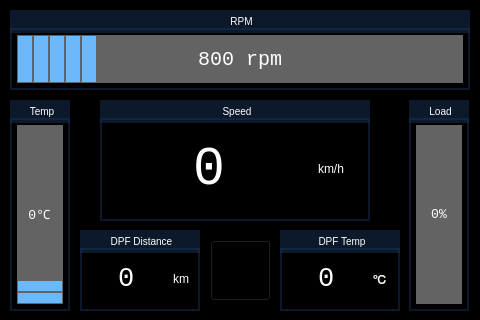
This is resources/pi-hud.ui in cwal1220/pi-hud as Qt 5 draws it before an edit. The edited form follows.
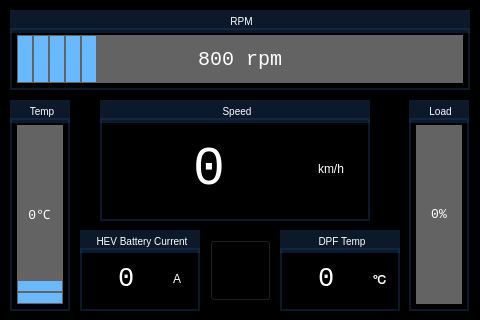
This is the edited form. Icons and pictures are not drawn.

Commit message: [ref] Porting for K7 YG HEV

The edit to the form file:
```diff
--- a/resources/pi-hud.ui
+++ b/resources/pi-hud.ui
@@ -312,7 +312,7 @@
     <string notr="true"/>
    </property>
    <property name="title">
-    <string>DPF Distance</string>
+    <string>HEV Battery Current</string>
    </property>
    <layout class="QHBoxLayout" name="horizontalLayout_4">
     <property name="leftMargin">
@@ -373,7 +373,7 @@
        </size>
       </property>
       <property name="text">
-       <string>km</string>
+       <string>A</string>
       </property>
      </widget>
     </item>
```
Left out of the diff: 3 changed lines with no effect on the pictures. The commit also changes 2 other files.
